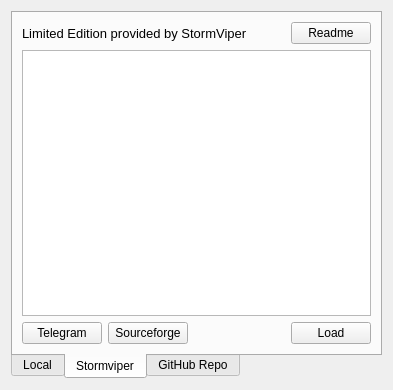
First picture: the form in preset.ui, repository Audio4Linux/Viper4Linux-GUI, before the edit.
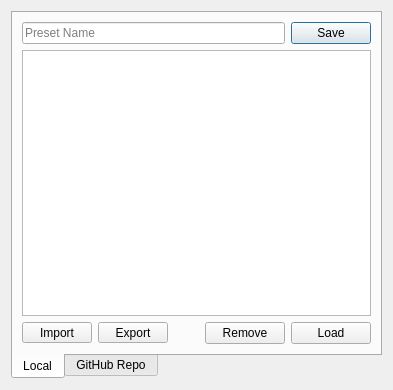
Second picture: the form after the edit. The open tabs and pages were chosen to show the change. Icons and pictures are not drawn.

Commit message: Remove stormviper and everything related to it

```diff
--- a/preset.ui
+++ b/preset.ui
@@ -160,100 +160,6 @@
        </item>
       </layout>
      </widget>
-     <widget class="QWidget" name="stormviper">
-      <attribute name="title">
-       <string>Stormviper</string>
-      </attribute>
-      <layout class="QVBoxLayout" name="vrticalLayout_2">
-       <item>
-        <layout class="QHBoxLayout" name="horizotalLayout_3">
-         <property name="bottomMargin">
-          <number>0</number>
-         </property>
-         <item>
-          <widget class="QLabel" name="noticeSV">
-           <property name="font">
-            <font>
-             <pointsize>10</pointsize>
-            </font>
-           </property>
-           <property name="text">
-            <string>Limited Edition provided by StormViper</string>
-           </property>
-          </widget>
-         </item>
-         <item>
-          <spacer name="horizontSpacer_2">
-           <property name="orientation">
-            <enum>Qt::Horizontal</enum>
-           </property>
-           <property name="sizeHint" stdset="0">
-            <size>
-             <width>40</width>
-             <height>20</height>
-            </size>
-           </property>
-          </spacer>
-         </item>
-         <item>
-          <widget class="QPushButton" name="readmeSV">
-           <property name="text">
-            <string>Readme</string>
-           </property>
-          </widget>
-         </item>
-        </layout>
-       </item>
-       <item>
-        <widget class="QListWidget" name="svIndex">
-         <property name="contextMenuPolicy">
-          <enum>Qt::CustomContextMenu</enum>
-         </property>
-        </widget>
-       </item>
-       <item>
-        <layout class="QHBoxLayout" name="buttonBarSV">
-         <property name="bottomMargin">
-          <number>0</number>
-         </property>
-         <item>
-          <widget class="QPushButton" name="telegramSV">
-           <property name="text">
-            <string>Telegram</string>
-           </property>
-          </widget>
-         </item>
-         <item>
-          <widget class="QPushButton" name="sourceforgeSV">
-           <property name="text">
-            <string>Sourceforge</string>
-           </property>
-          </widget>
-         </item>
-         <item>
-          <spacer name="horizontalSpace_3">
-           <property name="orientation">
-            <enum>Qt::Horizontal</enum>
-           </property>
-           <property name="sizeHint" stdset="0">
-            <size>
-             <width>40</width>
-             <height>20</height>
-            </size>
-           </property>
-          </spacer>
-         </item>
-         <item>
-          <widget class="QPushButton" name="loadSV">
-           <property name="text">
-            <string>Load</string>
-           </property>
-          </widget>
-         </item>
-        </layout>
-       </item>
-      </layout>
-     </widget>
      <widget class="QWidget" name="githubrepo">
       <attribute name="title">
        <string>GitHub Repo</string>
```
The commit also changes 5 other files.
